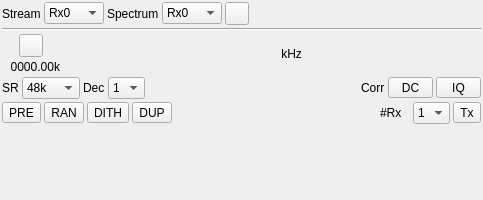
The window that plugins/samplemimo/metismiso/metismisogui.ui (f4exb/sdrangel) describes before a commit, drawn with Qt 5.
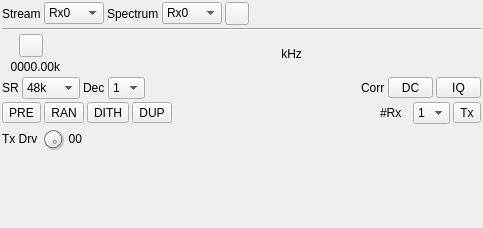
The same window after the commit. Icons and pictures are not drawn. Custom widgets are drawn as their Qt base class.

Commit message: Metis MISO: added Tx drive control

What changed in the file:
```diff
--- a/plugins/samplemimo/metismiso/metismisogui.ui
+++ b/plugins/samplemimo/metismiso/metismisogui.ui
@@ -7,7 +7,7 @@
     <x>0</x>
     <y>0</y>
     <width>483</width>
-    <height>200</height>
+    <height>228</height>
    </rect>
   </property>
   <property name="sizePolicy">
@@ -626,6 +626,62 @@
      </item>
     </layout>
    </item>
+   <item>
+    <layout class="QHBoxLayout" name="miscControlsLayout">
+     <item>
+      <widget class="QLabel" name="txDriveLabel">
+       <property name="text">
+        <string>Tx Drv</string>
+       </property>
+      </widget>
+     </item>
+     <item>
+      <widget class="QDial" name="txDrive">
+       <property name="maximumSize">
+        <size>
+         <width>24</width>
+         <height>24</height>
+        </size>
+       </property>
+       <property name="toolTip">
+        <string>Tx drive level (0: off)</string>
+       </property>
+       <property name="maximum">
+        <number>15</number>
+       </property>
+       <property name="pageStep">
+        <number>1</number>
+       </property>
+       <property name="value">
+        <number>15</number>
+       </property>
+      </widget>
+     </item>
+     <item>
+      <widget class="QLabel" name="txDriveText">
+       <property name="text">
+        <string>00</string>
+       </property>
+       <property name="alignment">
+        <set>Qt::AlignRight|Qt::AlignTrailing|Qt::AlignVCenter</set>
+       </property>
+      </widget>
+     </item>
+     <item>
+      <spacer name="horizontalSpacer_5">
+       <property name="orientation">
+        <enum>Qt::Horizontal</enum>
+       </property>
+       <property name="sizeHint" stdset="0">
+        <size>
+         <width>40</width>
+         <height>20</height>
+        </size>
+       </property>
+      </spacer>
+     </item>
+    </layout>
+   </item>
    <item>
     <spacer name="verticalSpacer">
      <property name="orientation">
```
The commit also changes 12 other files.
